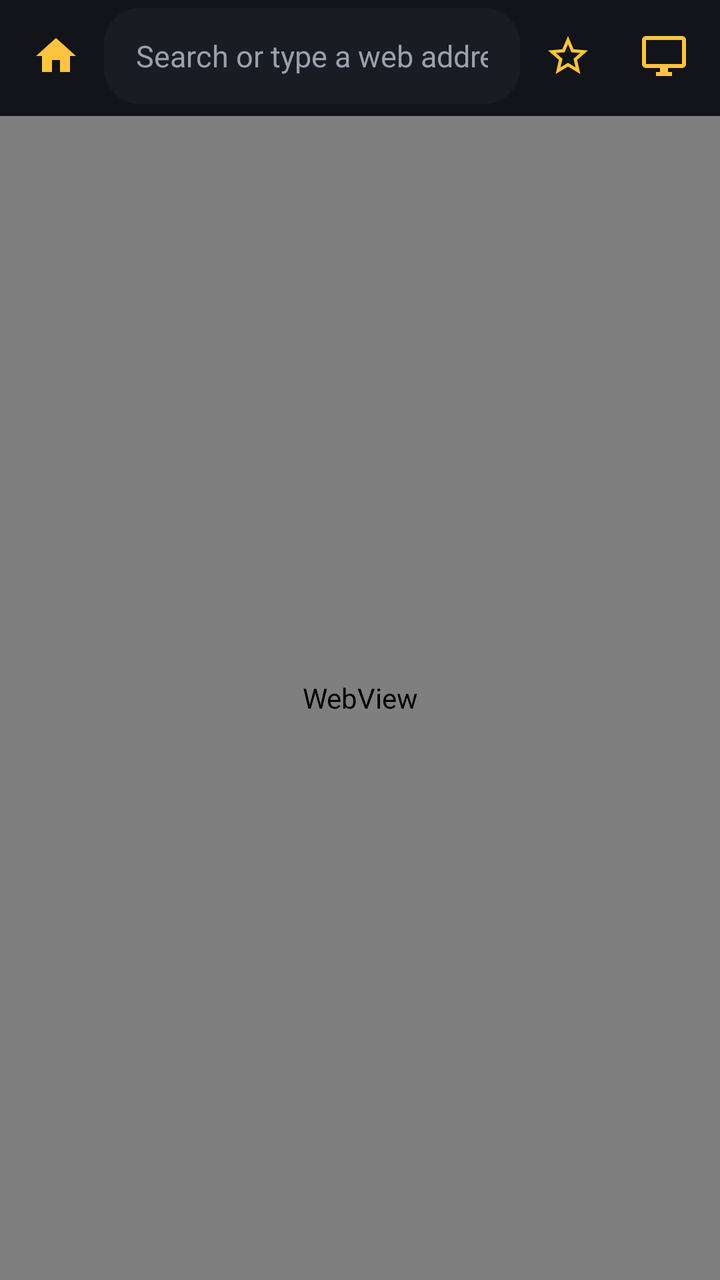
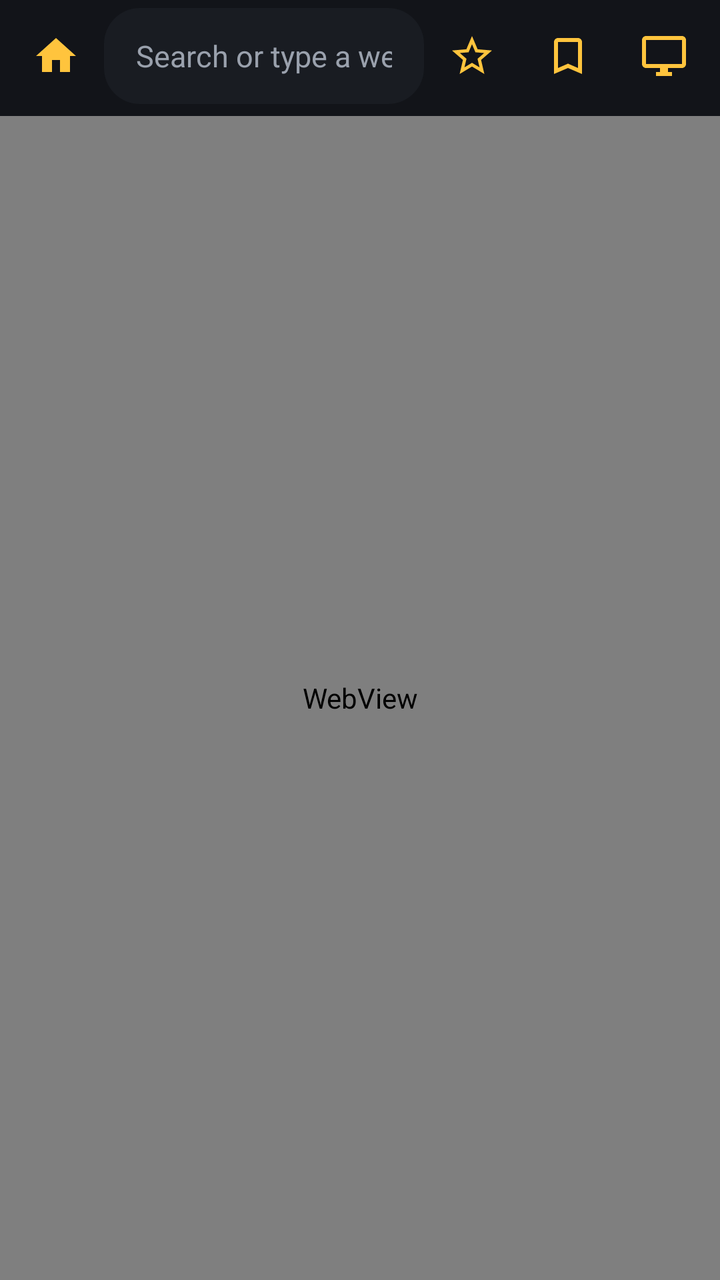

Screens rendered from an Android XML layout before and after an edit, with the pre-edit source and the edit as a unified diff.
<!-- AndroidManifest.xml: application theme Theme.HyperStream -->
<!-- res/layout/activity_main.xml -->
<?xml version="1.0" encoding="utf-8"?>
<LinearLayout xmlns:android="http://schemas.android.com/apk/res/android"
    android:layout_width="match_parent"
    android:layout_height="match_parent"
    android:orientation="vertical"
    android:fitsSystemWindows="true">

    <LinearLayout
        android:layout_width="match_parent"
        android:layout_height="wrap_content"
        android:layout_marginVertical="4dp"
        android:gravity="center_vertical"
        android:orientation="horizontal">

        <ImageButton
            android:id="@+id/home"
            android:layout_width="48dp"
            android:layout_height="48dp"
            android:layout_marginStart="4dp"
            android:background="?attr/selectableItemBackgroundBorderless"
            android:src="@drawable/ic_home"
            android:contentDescription="Home" />

        <EditText
            android:id="@+id/url"
            android:layout_width="0dp"
            android:layout_weight="1"
            android:layout_height="48dp"
            android:paddingHorizontal="16dp"
            android:background="@drawable/pill"
            android:backgroundTint="@color/panel"
            android:hint="Search or type a web address"
            android:textColor="@color/text"
            android:textColorHint="@color/muted"
            android:textSize="15sp"
            android:singleLine="true"
            android:selectAllOnFocus="true"
            android:inputType="textUri"
            android:imeOptions="actionGo"
            android:importantForAutofill="no" />

        <ImageButton
            android:id="@+id/star"
            android:layout_width="48dp"
            android:layout_height="48dp"
            android:background="?attr/selectableItemBackgroundBorderless"
            android:src="@drawable/ic_star"
            android:contentDescription="Add to home" />

        <ImageButton
            android:id="@+id/desktop"
            android:layout_width="48dp"
            android:layout_height="48dp"
            android:layout_marginEnd="4dp"
            android:background="?attr/selectableItemBackgroundBorderless"
            android:src="@drawable/ic_desktop"
            android:contentDescription="Desktop site" />
    </LinearLayout>

    <ProgressBar
        android:id="@+id/progress"
        style="?android:attr/progressBarStyleHorizontal"
        android:layout_width="match_parent"
        android:layout_height="2dp"
        android:progressTint="@color/accent"
        android:visibility="invisible" />

    <FrameLayout
        android:layout_width="match_parent"
        android:layout_height="0dp"
        android:layout_weight="1">

        <WebView
            android:id="@+id/web"
            android:layout_width="match_parent"
            android:layout_height="match_parent" />

        <com.google.android.material.button.MaterialButton
            android:id="@+id/play"
            android:layout_width="wrap_content"
            android:layout_height="52dp"
            android:layout_gravity="bottom|center_horizontal"
            android:layout_marginBottom="24dp"
            android:paddingHorizontal="24dp"
            android:text="▶  Play in best quality"
            android:textSize="15sp"
            android:visibility="gone" />
    </FrameLayout>
</LinearLayout>
<!-- resources referenced by this layout -->
<resources>
  <color name="accent">#FFC43D</color>
  <color name="muted">#9AA1AD</color>
  <color name="panel">#1B1E25</color>
  <color name="text">#F2F3F5</color>
  <!-- drawable ic_desktop (drawable) -->
  <vector xmlns:android="http://schemas.android.com/apk/res/android"
      android:width="24dp" android:height="24dp" android:viewportWidth="24" android:viewportHeight="24">
      <path android:fillColor="#FFC43D"
          android:pathData="M21,2H3C1.9,2 1,2.9 1,4v12c0,1.1 0.9,2 2,2h7v2H8v2h8v-2h-2v-2h7c1.1,0 2,-0.9 2,-2V4C23,2.9 22.1,2 21,2zM21,16H3V4h18V16z" />
  </vector>
  <!-- drawable ic_home (drawable) -->
  <vector xmlns:android="http://schemas.android.com/apk/res/android"
      android:width="24dp" android:height="24dp" android:viewportWidth="24" android:viewportHeight="24">
      <path android:fillColor="#FFC43D"
          android:pathData="M10,20v-6h4v6h5v-8h3L12,3 2,12h3v8z" />
  </vector>
  <!-- drawable ic_star (drawable) -->
  <vector xmlns:android="http://schemas.android.com/apk/res/android"
      android:width="24dp" android:height="24dp" android:viewportWidth="24" android:viewportHeight="24">
      <path android:fillColor="#FFC43D"
          android:pathData="M22,9.24l-7.19,-0.62L12,2 9.19,8.63 2,9.24l5.46,4.73L5.82,21 12,17.27 18.18,21l-1.63,-7.03L22,9.24zM12,15.4l-3.76,2.27 1,-4.28 -3.32,-2.88 4.38,-0.38L12,6.1l1.71,4.04 4.38,0.38 -3.32,2.88 1,4.28L12,15.4z" />
  </vector>
  <!-- drawable pill (drawable) -->
  <shape xmlns:android="http://schemas.android.com/apk/res/android">
      <solid android:color="#CC121419" />
      <corners android:radius="18dp" />
  </shape>
  <style name="Theme.HyperStream" parent="Theme.Material3.Dark.NoActionBar">
          <item name="colorPrimary">@color/accent</item>
          <item name="colorOnPrimary">@color/accent_ink</item>
          <item name="android:windowBackground">@color/bg</item>
          <item name="android:statusBarColor">@color/bg</item>
          <item name="android:navigationBarColor">@color/bg</item>
      </style>
  <color name="accent_ink">#1A1400</color>
  <color name="bg">#121419</color>
</resources>

<!-- the commit's change to res/layout/activity_main.xml (unified diff, before → after) -->
@@ -48,6 +48,14 @@
             android:contentDescription="Add to home" />
 
         <ImageButton
+            android:id="@+id/save"
+            android:layout_width="48dp"
+            android:layout_height="48dp"
+            android:background="?attr/selectableItemBackgroundBorderless"
+            android:src="@drawable/ic_bookmark"
+            android:contentDescription="Save to folder" />
+
+        <ImageButton
             android:id="@+id/desktop"
             android:layout_width="48dp"
             android:layout_height="48dp"
<!-- resource entries referenced after the edit -->
@@ -4,6 +4,12 @@
   <color name="muted">#9AA1AD</color>
   <color name="panel">#1B1E25</color>
   <color name="text">#F2F3F5</color>
+  <!-- drawable ic_bookmark (drawable) -->
+  <vector xmlns:android="http://schemas.android.com/apk/res/android"
+      android:width="24dp" android:height="24dp" android:viewportWidth="24" android:viewportHeight="24">
+      <path android:fillColor="#FFC43D"
+          android:pathData="M17,3H7c-1.1,0 -2,0.9 -2,2v16l7,-3 7,3V5c0,-1.1 -0.9,-2 -2,-2zM17,18l-5,-2.18L7,18V5h10v13z" />
+  </vector>
   <!-- drawable ic_desktop (drawable) -->
   <vector xmlns:android="http://schemas.android.com/apk/res/android"
       android:width="24dp" android:height="24dp" android:viewportWidth="24" android:viewportHeight="24">
